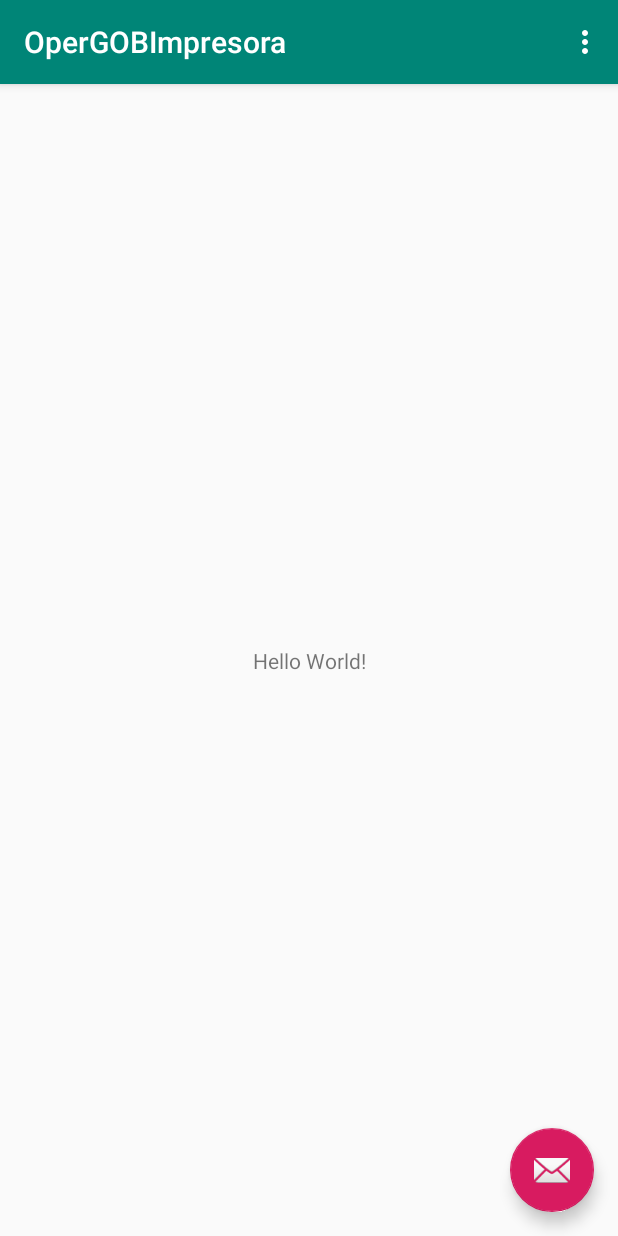
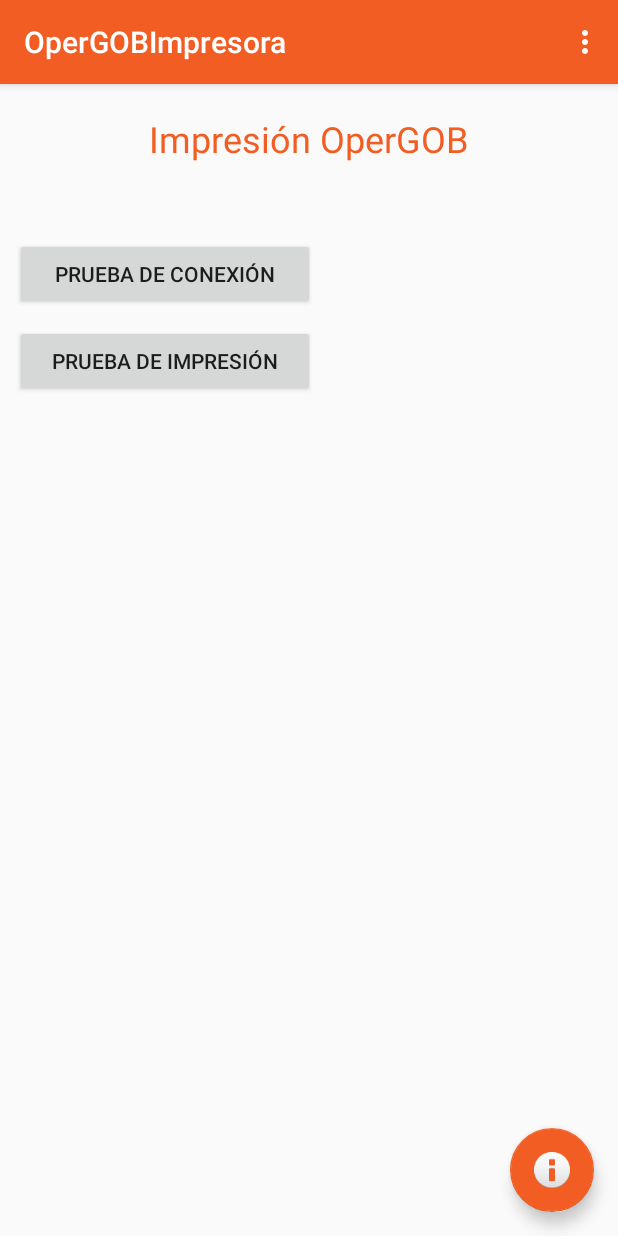
Before and after one commit to adanch22/OperGOBImpresora, an Android app: the screen it shows after launch (MainActivity), on a phone screen of 412 x 824 dp. Run offline under Robolectric (Android 15) with nearby library versions, the phone set to English and light mode, and no system bars.

Commit message:
prueba 2

```diff
--- a/app/src/main/java/com/example/opergobimpresora/MainActivity.java
+++ b/app/src/main/java/com/example/opergobimpresora/MainActivity.java
@@ -1,5 +1,6 @@
 package com.example.opergobimpresora;
 
+import android.content.Intent;
 import android.os.Bundle;
 
 import com.google.android.material.floatingactionbutton.FloatingActionButton;
@@ -8,19 +9,29 @@ import com.google.android.material.snackbar.Snackbar;
 import androidx.appcompat.app.AppCompatActivity;
 import androidx.appcompat.widget.Toolbar;
 
+import android.os.Looper;
 import android.view.View;
 import android.view.Menu;
 import android.view.MenuItem;
+import android.widget.Button;
 
 public class MainActivity extends AppCompatActivity {
 
+    Button BtnConexion;
     @Override
     protected void onCreate(Bundle savedInstanceState) {
         super.onCreate(savedInstanceState);
         setContentView(R.layout.activity_main);
         Toolbar toolbar = findViewById(R.id.toolbar);
         setSupportActionBar(toolbar);
+        BtnConexion = (Button) this.findViewById(R.id.Conected);
+        BtnConexion.setOnClickListener(new View.OnClickListener() {
 
+            public void onClick(View v) {
+                Intent intent = new Intent (v.getContext(), Connectivity.class);
+                startActivityForResult(intent, 0);
+            }
+        });
         FloatingActionButton fab = findViewById(R.id.fab);
         fab.setOnClickListener(new View.OnClickListener() {
             @Override
--- a/app/src/main/res/layout/activity_main.xml
+++ b/app/src/main/res/layout/activity_main.xml
@@ -28,6 +28,6 @@
         android:layout_height="wrap_content"
         android:layout_gravity="bottom|end"
         android:layout_margin="@dimen/fab_margin"
-        app:srcCompat="@android:drawable/ic_dialog_email" />
+        app:srcCompat="@android:drawable/ic_dialog_info" />
 
 </androidx.coordinatorlayout.widget.CoordinatorLayout>
--- a/app/src/main/res/layout/content_main.xml
+++ b/app/src/main/res/layout/content_main.xml
@@ -8,13 +8,36 @@
     tools:context=".MainActivity"
     tools:showIn="@layout/activity_main">
 
-    <TextView
-        android:layout_width="wrap_content"
-        android:layout_height="wrap_content"
-        android:text="Hello World!"
-        app:layout_constraintBottom_toBottomOf="parent"
-        app:layout_constraintLeft_toLeftOf="parent"
-        app:layout_constraintRight_toRightOf="parent"
-        app:layout_constraintTop_toTopOf="parent" />
+    <LinearLayout
+        android:layout_width="match_parent"
+        android:layout_height="match_parent"
+        android:orientation="vertical"
+        android:layout_marginTop="20dp">
+
+
+        <TextView
+            android:layout_width="wrap_content"
+            android:layout_height="wrap_content"
+            android:textColor = "@color/colorAccent"
+            android:layout_gravity="center_horizontal"
+            android:text="Impresión OperGOB"
+            android:textSize="24dp"/>
+
+        <Button
+            android:id="@+id/Conected"
+            android:layout_width="200dp"
+            android:layout_height="wrap_content"
+            android:layout_marginTop="50dp"
+            android:layout_marginLeft="10dp"
+            android:text="Prueba de conexión"/>
+
+        <Button
+            android:layout_width="200dp"
+            android:layout_height="wrap_content"
+            android:layout_marginTop="10dp"
+            android:layout_marginLeft="10dp"
+            android:text="Prueba de impresión"/>
+    </LinearLayout>
+
 
 </androidx.constraintlayout.widget.ConstraintLayout>
--- a/app/src/main/res/values/colors.xml
+++ b/app/src/main/res/values/colors.xml
@@ -1,6 +1,7 @@
 <?xml version="1.0" encoding="utf-8"?>
 <resources>
-    <color name="colorPrimary">#008577</color>
-    <color name="colorPrimaryDark">#00574B</color>
-    <color name="colorAccent">#D81B60</color>
+    <color name="colorPrimary">#F15D22</color>
+    <color name="colorPrimaryDark">#DB5220</color>
+    <color name="colorAccent">#F15D22</color>
+    <color name="Red">#F15D22</color>
 </resources>
```
Also changed, not shown: app/src/main/AndroidManifest.xml (+15 -1 lines), app/src/main/java/com/example/opergobimpresora/Connectivity.java (added, +239 -0 lines), app/src/main/java/com/example/opergobimpresora/DemoSleeper.java (added, +15 -0 lines), app/src/main/java/com/example/opergobimpresora/SettingsHelper.java (added, +60 -0 lines), app/src/main/res/layout/activity_connectivity.xml (added, +69 -0 lines), app/Libs/ZSDK_ANDROID_API.jar (added).
